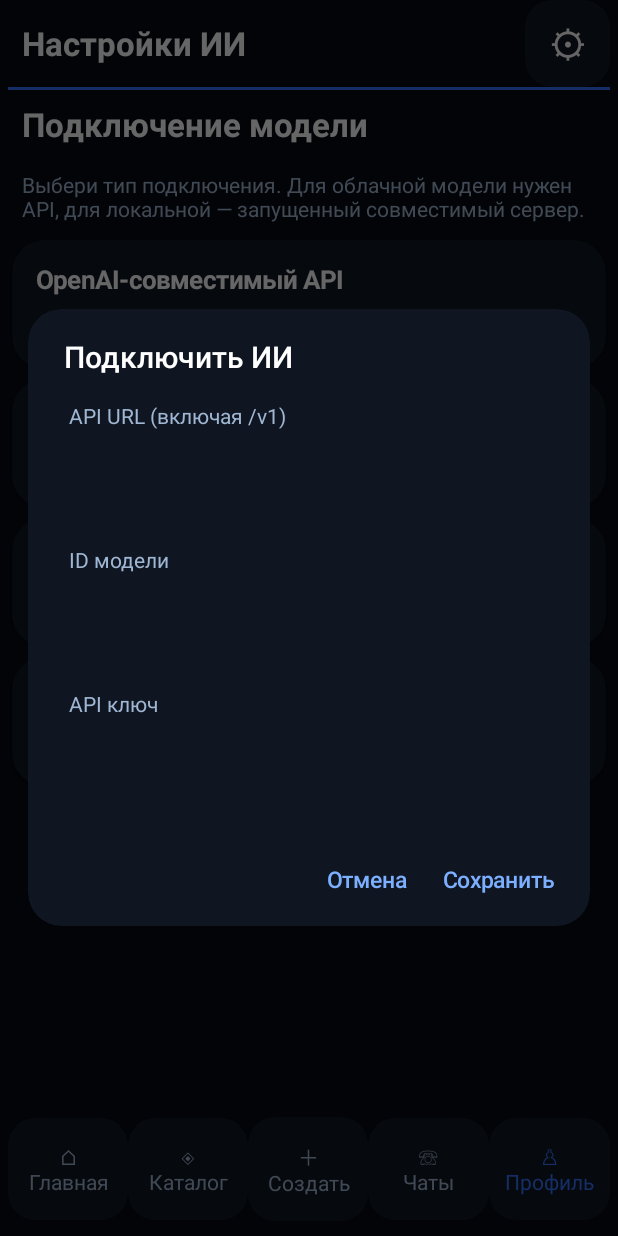
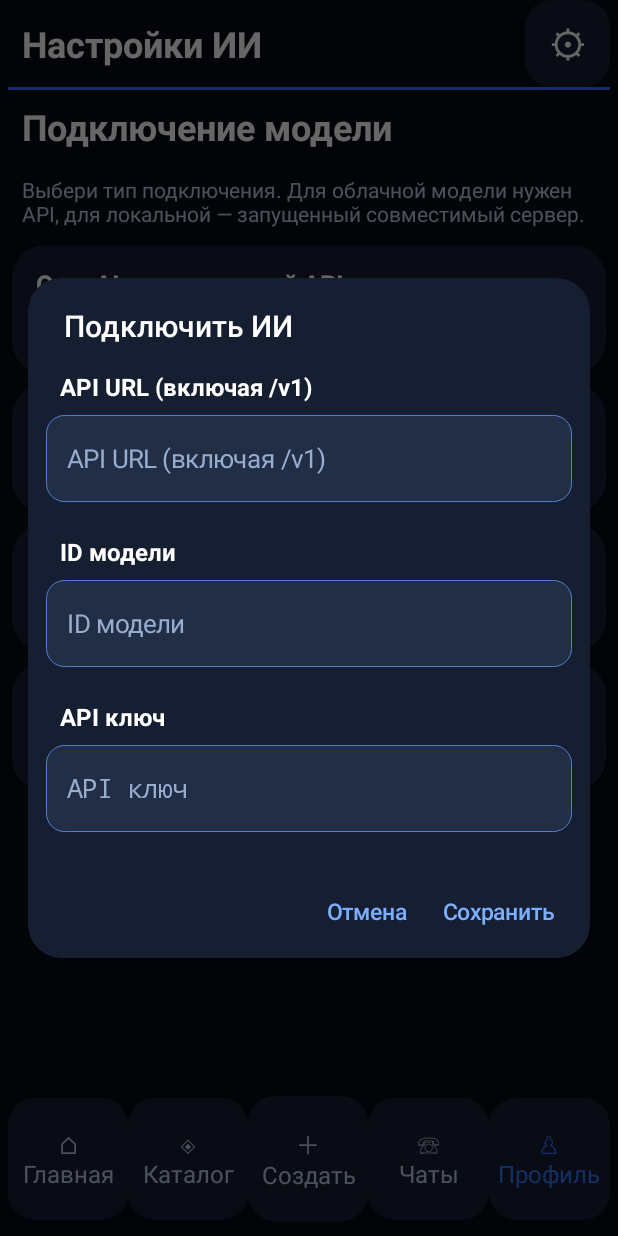
Before and after one commit to PerchikHot/Shadow-rp, an Android app: the screen it shows after launch (MainActivity), after a tap on "OpenAI-совместимый API", on a phone screen of 412 x 824 dp. Run offline under Robolectric (Android 15) with nearby library versions, the light colour scheme and no system bars; pictures from the network do not load; 1 other tap on this screen came first.

Commit message:
Improve text sizes and API input visibility; select group participants from chats

```diff
--- a/app/src/main/java/com/shadowrp/app/MainActivity.kt
+++ b/app/src/main/java/com/shadowrp/app/MainActivity.kt
@@ -15,9 +15,9 @@ import kotlin.concurrent.thread
 
 class MainActivity : Activity() {
  private val bg=Color.rgb(4,9,18)
- private val panel=Color.rgb(15,22,34)
+ private val panel=Color.rgb(22,31,49)
  private val blue=Color.rgb(53,117,255)
- private val muted=Color.rgb(160,183,211)
+ private val muted=Color.rgb(186,204,228)
  private val violet=Color.rgb(109,93,242)
  private fun dp(v:Int)=(v*resources.displayMetrics.density).toInt()
  private val prefs by lazy { getSharedPreferences("shadowrp", MODE_PRIVATE) }
@@ -45,7 +45,7 @@ class MainActivity : Activity() {
    dialog.getButton(id)?.apply {setTextColor(Color.rgb(124,175,255));isAllCaps=false;textSize=15f}
   }
  }
- private fun section(title:String)=text(title,22f,Color.WHITE,true)
+ private fun section(title:String)=text(title,24f,Color.WHITE,true)
  private fun space(h:Int)=android.view.View(this).apply { layoutParams=LinearLayout.LayoutParams(1,dp(h)) }
  private fun init(title:String) {
   root=LinearLayout(this).apply { orientation=1;setBackgroundColor(bg);setPadding(8,0,8,0); fitsSystemWindows=true }
@@ -75,7 +75,7 @@ class MainActivity : Activity() {
   val names=listOf("⌂\nГлавная","◈\nКаталог","＋\nСоздать","☏\nЧаты","♙\nПрофиль")
   names.forEachIndexed { i,name ->
    val view=button(name) { when(i){0->home();1->catalog();2->studio();3->chatList();else->profile()} }
-   view.textSize=14f;view.setTextColor(if(i==selected)blue else muted);view.setPadding(dp(2),dp(16),dp(2),dp(16));view.gravity=Gravity.CENTER
+   view.textSize=16f;view.setTextColor(if(i==selected)blue else muted);view.setPadding(dp(2),dp(20),dp(2),dp(20));view.gravity=Gravity.CENTER
    row.addView(view,LinearLayout.LayoutParams(0,-2,1f))
   }
   root.addView(row)
@@ -240,11 +240,11 @@ class MainActivity : Activity() {
   val row=LinearLayout(this).apply { orientation=LinearLayout.HORIZONTAL }
   names.forEach { name ->
    val card=LinearLayout(this).apply { orientation=1;background=shape(panel,18f);setPadding(dp(5),dp(5),dp(5),dp(7)) }
-   val face=avatar(name,140)
-   card.addView(face,LinearLayout.LayoutParams(-1,dp(140)))
-   card.addView(text(name,14f,Color.WHITE,true))
+   val face=avatar(name,175)
+   card.addView(face,LinearLayout.LayoutParams(-1,dp(175)))
+   card.addView(text(name,16f,Color.WHITE,true))
    card.setOnClickListener { characterDetail(name) };card.setOnLongClickListener { chooseAvatar(name);true }
-   row.addView(card,LinearLayout.LayoutParams(dp(152),-2).apply {setMargins(dp(4),dp(5),dp(4),dp(8))})
+   row.addView(card,LinearLayout.LayoutParams(dp(178),-2).apply {setMargins(dp(4),dp(5),dp(4),dp(8))})
   }
   scroller.addView(row);parent.addView(scroller)
  }
@@ -411,18 +411,42 @@ class MainActivity : Activity() {
   nav(3)
  }
  private fun createRoom() {
-  val l=LinearLayout(this).apply {orientation=1;setPadding(dp(16),dp(8),dp(16),dp(8))}
-  fun field(h:String):EditText=EditText(this).apply {hint=h;setTextColor(Color.WHITE);setHintTextColor(muted);l.addView(this)}
-  val title=field("Название комнаты")
-  val members=field("Участники через запятую (имена из каталога)")
-  val story=field("Тема и отношения между персонажами")
-  AlertDialog.Builder(this).setTitle("Создать комнату").setView(l).setPositiveButton("Создать"){_,_->
-   if(title.text.isNotBlank() && members.text.isNotBlank()) {
-    val a=JSONArray(prefs.getString("rooms","[]"))
-    val room=JSONObject().put("title",title.text.toString()).put("members",members.text.toString()).put("story",story.text.toString())
-    a.put(room);prefs.edit().putString("rooms",a.toString()).apply();roomChat(room)
+  val candidates=characters.filter { !chats[it].isNullOrEmpty() }
+  if(candidates.isEmpty()){alert("Сначала начни переписку хотя бы с одним персонажем в каталоге, затем здесь появится список участников.");return}
+  val selected=linkedSetOf<String>()
+  init("Участники комнаты")
+  val b=body()
+  b.addView(text("Выбери персонажей из своих переписок. Нажми на карточку, чтобы выделить участника.",16f,muted))
+  val counter=text("Выбрано: 0",18f,Color.WHITE,true)
+  b.addView(counter)
+  candidates.forEach { name ->
+   val row=LinearLayout(this).apply {gravity=Gravity.CENTER_VERTICAL;background=shape(panel);setPadding(dp(8),dp(6),dp(8),dp(6))}
+   row.addView(avatar(name,64),LinearLayout.LayoutParams(dp(64),dp(64)))
+   val title=text(name,18f,Color.WHITE,true)
+   row.addView(title,LinearLayout.LayoutParams(0,-2,1f))
+   val check=CheckBox(this).apply {buttonTintList=android.content.res.ColorStateList.valueOf(blue)}
+   row.addView(check)
+   fun update(checked:Boolean) {
+    if(checked)selected.add(name) else selected.remove(name)
+    row.background=shape(if(checked)Color.rgb(36,66,120) else panel)
+    counter.text="Выбрано: ${selected.size}"
    }
-  }.setNegativeButton("Отмена",null).show().also {styleDialog(it)}
+   check.setOnCheckedChangeListener {_,checked->update(checked)}
+   row.setOnClickListener {check.isChecked=!check.isChecked}
+   b.addView(row,LinearLayout.LayoutParams(-1,-2).apply {setMargins(dp(6),dp(5),dp(6),dp(5))})
+  }
+  root.addView(button("✓  Далее • Создать чат") {
+   if(selected.isEmpty()){alert("Выбери хотя бы одного персонажа");return@button}
+   val l=LinearLayout(this).apply {orientation=1;setPadding(dp(16),dp(8),dp(16),dp(8))}
+   val title=visibleField("Название комнаты", "Новая история",l)
+   val story=visibleField("Сюжет и отношения участников","",l)
+   AlertDialog.Builder(this).setTitle("Новая комната").setView(l)
+    .setPositiveButton("✓ Создать"){_,_->
+     val rooms=JSONArray(prefs.getString("rooms","[]"))
+     val room=JSONObject().put("title",title.text.toString().trim().ifBlank{"Групповой чат"}+" #"+(rooms.length()+1)).put("members",selected.joinToString(", ")).put("story",story.text.toString())
+     rooms.put(room);prefs.edit().putString("rooms",rooms.toString()).apply();roomChat(room)
+    }.setNegativeButton("Отмена",null).show().also {styleDialog(it)}
+  }.apply {setBackgroundColor(Color.rgb(38,81,162));textSize=19f})
  }
  private fun roomChat(room:JSONObject) {
   val title=room.optString("title")
@@ -478,12 +502,19 @@ class MainActivity : Activity() {
   item(b,"Текущая модель",if(model.isBlank())"Не настроена" else model){editModel(0)}
   nav(4)
  }
+ private fun visibleField(label:String,value:String,parent:LinearLayout):EditText {
+  parent.addView(text(label,16f,Color.WHITE,true))
+  val outline=GradientDrawable().apply {setColor(Color.rgb(34,46,69));cornerRadius=dp(12).toFloat();setStroke(dp(1),Color.rgb(83,126,205))}
+  return EditText(this).apply {
+   setText(value);hint=label;setHintTextColor(Color.rgb(151,173,207));setTextColor(Color.WHITE);textSize=17f
+   setSingleLine(label!="Сюжет и отношения участников");background=outline
+   setPadding(dp(14),dp(14),dp(14),dp(14))
+   parent.addView(this,LinearLayout.LayoutParams(-1,dp(if(label=="Сюжет и отношения участников")110 else 58)).apply {bottomMargin=dp(14)})
+  }
+ }
  private fun editModel(provider:Int) {
-  val l=LinearLayout(this).apply {orientation=1;setPadding(dp(18),dp(8),dp(18),dp(8))}
-  fun field(label:String,value:String):EditText {
-   l.addView(text(label,14f,muted))
-   return EditText(this).apply {setText(value);setTextColor(Color.WHITE);setSingleLine(true);background=shape(panel);setPadding(dp(12),dp(12),dp(12),dp(12));l.addView(this,LinearLayout.LayoutParams(-1,-2).apply {bottomMargin=dp(12)})}
-  }
+  val l=LinearLayout(this).apply {orientation=1;setPadding(dp(12),dp(8),dp(12),dp(8))}
+  fun field(label:String,value:String):EditText=visibleField(label,value,l)
   val defaultUrl=when(provider){1->"https://openrouter.ai/api/v1";2->"http://127.0.0.1:11434/v1";else->""}
   val url=field("API URL (включая /v1)",if(provider==0)prefs.getString("url","").orEmpty() else defaultUrl)
   val model=field("ID модели",prefs.getString("model","").orEmpty())
```
